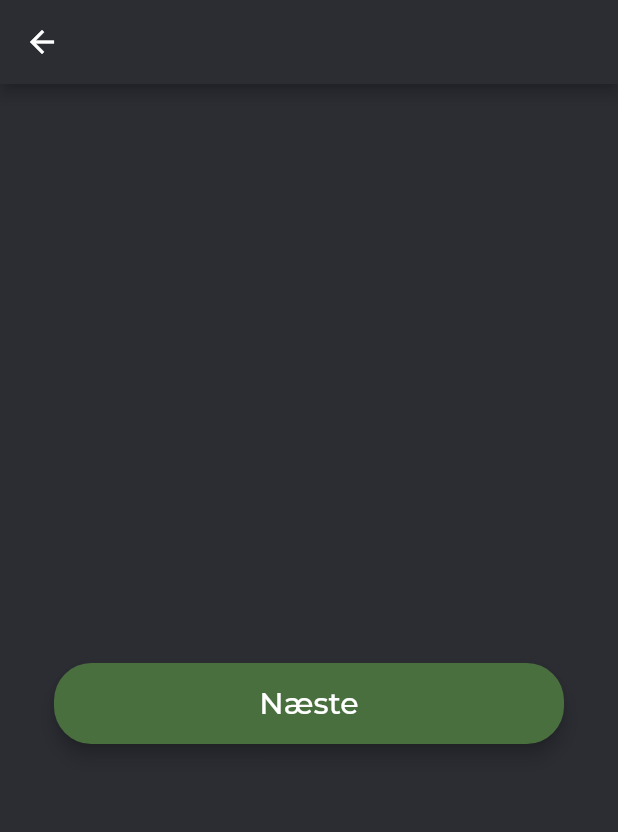
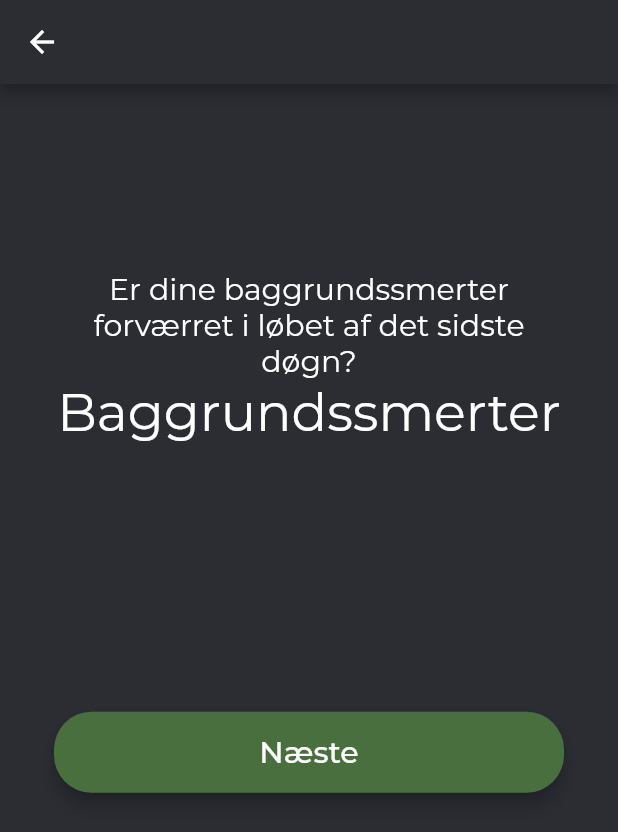
Before and after one commit to Inecon-io/DHC, a Flutter app: the AttacksTriNe screen opened directly, after a tap on "Næste", on a phone screen of 412 x 824 dp. Shown: the top 832 px of the screen. Run offline on Flutter 3.47's test engine with Material 2 defaults, Android fonts, the phone set to English and light mode, and no system bars; our stand-ins replace cloud_firestore, firebase_auth, firebase_core, google_fonts, shared_preferences; accounts and stored records are empty.

Commit message:
Update all text

```diff
--- a/DHC/lib/Register/analgesics.dart
+++ b/DHC/lib/Register/analgesics.dart
@@ -33,7 +33,11 @@ class _Analgesics extends State<Analgesics> {
       padding: EdgeInsets.only(top: 10.0),
       child: Column(
         mainAxisAlignment: MainAxisAlignment.start,
-        children: <Widget>[describe, question],
+        children: <Widget>[
+          describe,
+          question,
+          SizedBox(height: 20),
+        ],
       ),
     );
 
--- a/DHC/lib/Register/clusterAnalgesic.dart
+++ b/DHC/lib/Register/clusterAnalgesic.dart
@@ -31,6 +31,7 @@ class _ClusterAnalgesics extends State<ClusterAnalgesics> {
         mainAxisAlignment: MainAxisAlignment.start,
         children: <Widget>[
           question,
+          SizedBox(height: 20),
         ],
       ),
     );
--- a/DHC/lib/Register/clusterAttacks.dart
+++ b/DHC/lib/Register/clusterAttacks.dart
@@ -37,6 +37,7 @@ class _Attacks extends State<Attacks> {
         children: <Widget>[
           describe,
           question,
+          SizedBox(height: 20),
         ],
       ),
     );
--- a/DHC/lib/Register/headacheYN.dart
+++ b/DHC/lib/Register/headacheYN.dart
@@ -37,7 +37,6 @@ class _HeadacheYN extends State<HeadacheYN> {
         mainAxisAlignment: MainAxisAlignment.center,
         children: <Widget>[
           describe,
-          SizedBox(height: 50),
           question,
           SizedBox(height: 20),
         ],
--- a/DHC/lib/Register/prepAnalgesics.dart
+++ b/DHC/lib/Register/prepAnalgesics.dart
@@ -37,6 +37,7 @@ class _PrepAnalgesics extends State<PrepAnalgesics> {
         children: <Widget>[
           describe,
           question,
+          SizedBox(height: 20),
         ],
       ),
     );
--- a/DHC/lib/Register/trineAttacks.dart
+++ b/DHC/lib/Register/trineAttacks.dart
@@ -18,13 +18,23 @@ class _AttacksTriNe extends State<AttacksTriNe> {
     //future:
     //Firebase.initializeApp();
     void showAlertDialog(BuildContext context) {}
-
+    final describe = Text(
+      'Antal anfald',
+      textAlign: TextAlign.center,
+      style: GoogleFonts.montserrat(fontSize: 35, color: Colors.white),
+    );
+    final question = Text(
+      'Hvor mange anfald af jagende smerter har du haft i det sidste døgn?',
+      textAlign: TextAlign.center,
+      style: GoogleFonts.montserrat(fontSize: 20, color: Colors.white),
+    );
     final fields = Padding(
       padding: EdgeInsets.only(top: 10.0),
       child: Column(
         mainAxisAlignment: MainAxisAlignment.start,
         children: <Widget>[
-          SizedBox(height: 50),
+          question,
+          describe,
           SizedBox(height: 20),
         ],
       ),
--- a/DHC/lib/Register/trineBackgroundPain.dart
+++ b/DHC/lib/Register/trineBackgroundPain.dart
@@ -18,13 +18,23 @@ class _BackGroundPain extends State<BackGroundPain> {
     //future:
     //Firebase.initializeApp();
     void showAlertDialog(BuildContext context) {}
-
+    final describe = Text(
+      'Baggrundssmerter',
+      textAlign: TextAlign.center,
+      style: GoogleFonts.montserrat(fontSize: 35, color: Colors.white),
+    );
+    final question = Text(
+      'Er dine baggrundssmerter forværret i løbet af det sidste døgn?',
+      textAlign: TextAlign.center,
+      style: GoogleFonts.montserrat(fontSize: 20, color: Colors.white),
+    );
     final fields = Padding(
       padding: EdgeInsets.only(top: 10.0),
       child: Column(
         mainAxisAlignment: MainAxisAlignment.start,
         children: <Widget>[
-          SizedBox(height: 50),
+          question,
+          describe,
           SizedBox(height: 20),
         ],
       ),
--- a/DHC/lib/Register/typeHeadache.dart
+++ b/DHC/lib/Register/typeHeadache.dart
@@ -26,7 +26,7 @@ class _TypeHeadache extends State<TypeHeadache> {
       style: GoogleFonts.montserrat(fontSize: 35, color: Colors.white),
     );
     final question = Text(
-      'Hvilken type hovedpine var den mest signifikante i det sidste døgn?',
+      'Hvilken type hovedpine var den mest dominerende i det sidste døgn?',
       textAlign: TextAlign.center,
       style: GoogleFonts.montserrat(fontSize: 20, color: Colors.white),
     );
```
Also changed, not shown: DHC/lib/Register/clusterAverage.dart (+6 -1 lines), DHC/lib/Register/duration.dart (+12 -2 lines), DHC/lib/Register/intensity.dart (+12 -2 lines), DHC/lib/Register/overview.dart (+7 -2 lines), DHC/lib/Register/trineBackgroundPainYN.dart (+12 -2 lines), DHC/lib/Register/typeAnalgesics.dart (+12 -2 lines).
